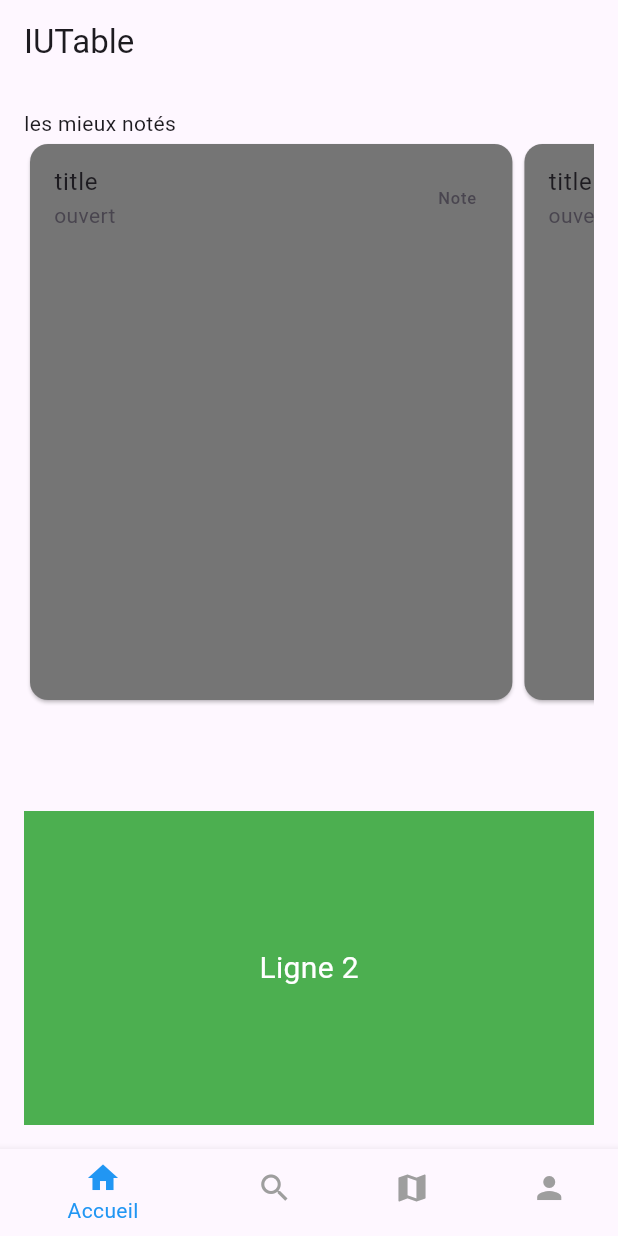
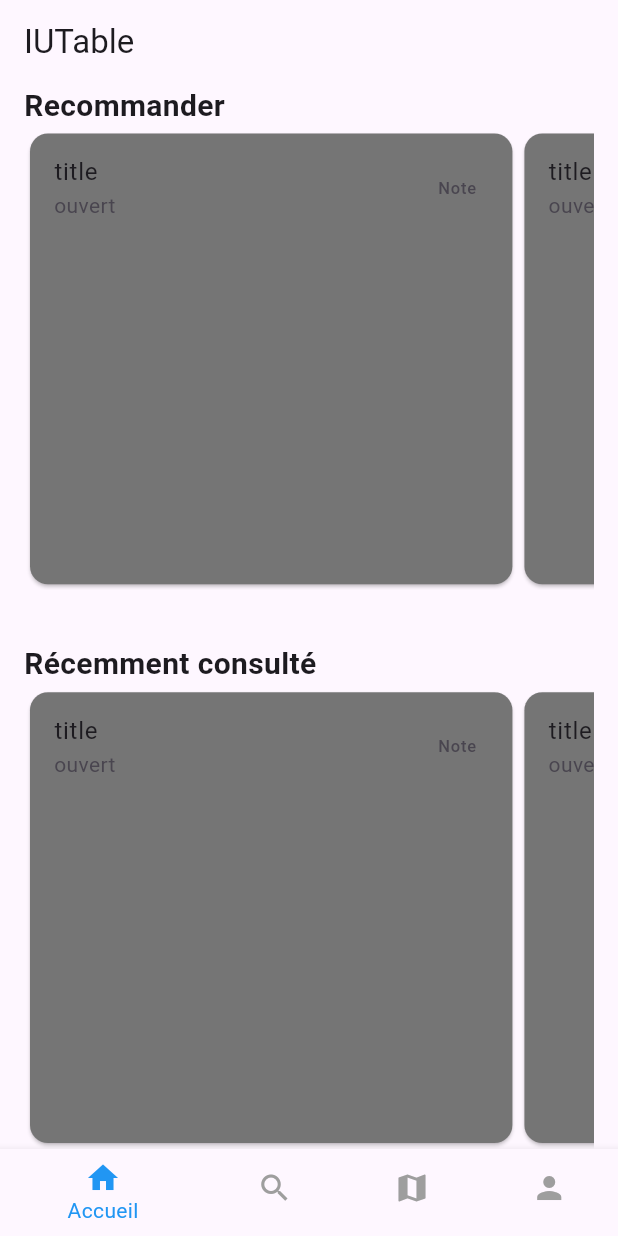
Before and after one commit to pierre-gangneux/sae_mobile, a Flutter app: the screen it shows after launch, on a phone screen of 412 x 824 dp. Run offline on Flutter 3.47's test engine with Material 3 defaults, Android fonts, the phone set to English and light mode, and no system bars; our stand-ins replace go_router.

Commit message:
maj View home

```diff
--- a/lib/Views/Home/home.dart
+++ b/lib/Views/Home/home.dart
@@ -9,40 +9,27 @@ class Home extends StatelessWidget {
         title: Text("IUTable"),
       ),
       body: Padding(
-        padding: const EdgeInsets.all(16.0),
+        padding: EdgeInsets.symmetric(horizontal: 16.0), // Ajoute de la marge à gauche et à droite
         child: Column(
-          children: [
-            // Liste horizontale des restaurants
-            Flexible(
-              flex: 2,
-              child: Column(
-                children: [
-                  Container(
-                    alignment: Alignment.centerLeft, // Alignement du texte à gauche
-                    child: Text("les mieux notés"),
-                  ),
-                  Expanded(child: ViewRestaurant()), //  Expanded Répartit bien la hauteur
-                  SizedBox(height: 20), // Espacement entre les éléments
-                ],
+            crossAxisAlignment: CrossAxisAlignment.start, // Aligne tout à gauche
+            children: [
+              Text(
+                "Recommander",
+                style: TextStyle(fontSize: 20, fontWeight: FontWeight.bold),
+                  textAlign: TextAlign.left
               ),
-            ),
-            // Deuxième section
-            SizedBox(height: 50), // Espacement entre les éléments
-            Flexible(
-              flex: 1,
-              child: Container(
-                color: Colors.green,
-                child: Center(
-                  child: Text(
-                    "Ligne 2",
-                    style: TextStyle(color: Colors.white, fontSize: 20),
-                  ),
-                ),
+              Expanded(child: ViewRestaurant()),
+              // Deuxième section
+              SizedBox(height: 35), // Espacement entre les éléments
+              Text(
+                  "Récemment consulté",
+                  style: TextStyle(fontSize: 20, fontWeight: FontWeight.bold),
+                  textAlign: TextAlign.left
               ),
-            ),
-          ],
-        ),
+              Expanded(child: ViewRestaurant()),
+            ],
+          ),
       ),
-    );
+      );
   }
 }
```
